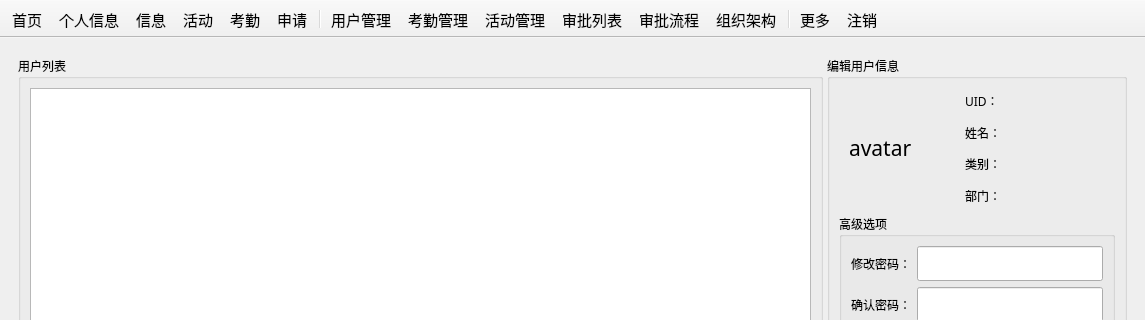
Old version of the form mainwindow.ui in the repository csthenry/weplanet-desktop; both pictures show x 0 to 1145 and y 0 to 320 of the 1145 by 657 pixel window.
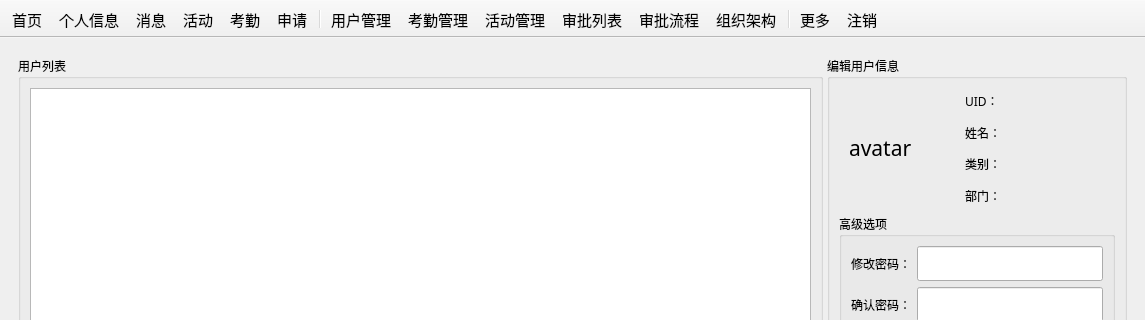
New version of the form. The open tabs and pages were chosen to show the change. Icons and pictures are not drawn. Custom widgets are drawn as their Qt base class.

Commit message: delegate重载。

Patch:
```diff
--- a/mainwindow.ui
+++ b/mainwindow.ui
@@ -2448,7 +2448,7 @@
      <normaloff>:/images/color_icon/color-new_message.svg</normaloff>:/images/color_icon/color-new_message.svg</iconset>
    </property>
    <property name="text">
-    <string>信息</string>
+    <string>消息</string>
    </property>
    <property name="toolTip">
     <string>信息</string>
```
Left out of the diff: 4 changed lines with no effect on the pictures. The commit also changes 1 other file.
